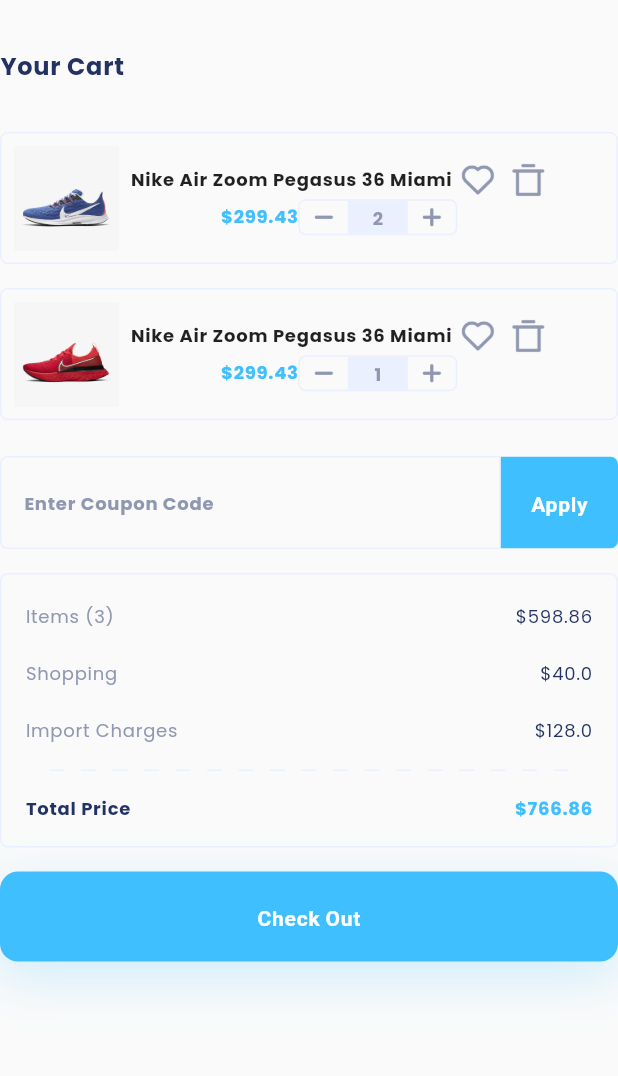
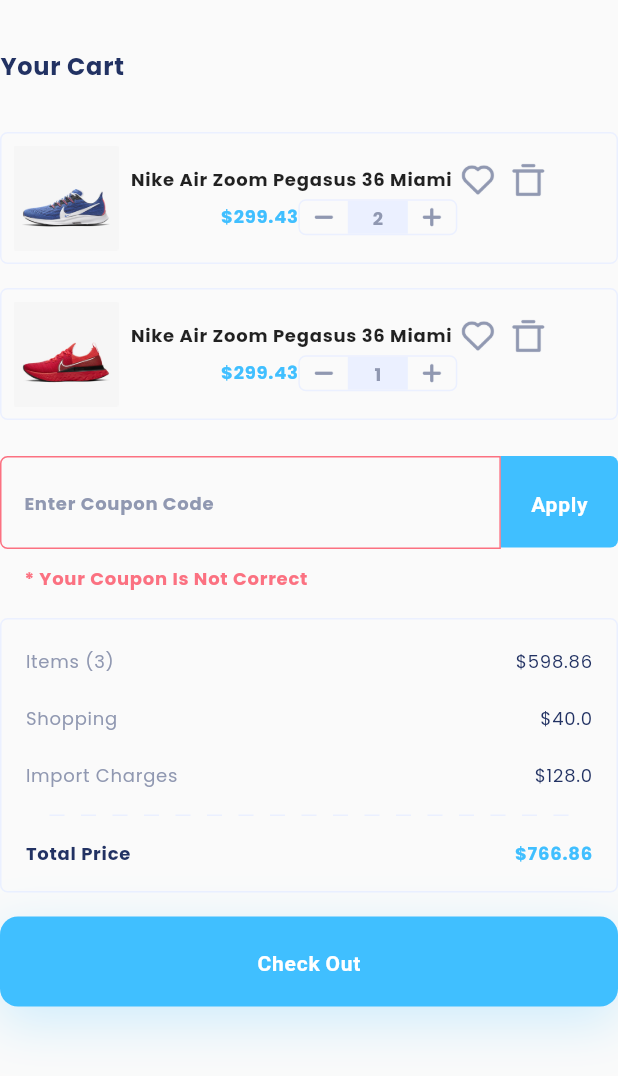
Before and after one commit to Root-J/flutter-eccomerce-template, a Flutter app: the CartPage widget shown alone on an empty page, opened directly, after a tap on "Apply", on a phone screen of 412 x 824 dp. Shown: the top 1076 px of the screen. Run offline on Flutter 3.47's test engine with Material 2 defaults, Android fonts, the phone set to English and light mode, and no system bars; our stand-ins replace flutter_image_slideshow, google_fonts.

Commit message:
add validation to coupon field

```diff
--- /dev/null
+++ b/lib/core/validation/base_validator.dart
@@ -0,0 +1,19 @@
+import 'package:flutter/material.dart';
+
+abstract class BaseValidator {
+  bool validate(String? value);
+  String getMessage();
+
+  static String? validateValue(
+    BuildContext context,
+    String? value,
+    List<BaseValidator?> validators,
+    bool isValidationActive,
+  ) {
+    if (!isValidationActive) return null;
+    for (int i = 0; i < validators.length; i++) {
+      if (!validators[i]!.validate(value)) return validators[i]!.getMessage();
+    }
+    return null;
+  }
+}
--- /dev/null
+++ b/lib/core/validation/coupon_validator.dart
@@ -0,0 +1,14 @@
+import '../../presentation/resources/strings_manager.dart';
+import 'base_validator.dart';
+
+class CouponValidator extends BaseValidator {
+  @override
+  String getMessage() {
+    return '* ${AppStrings.couponValidationMessage}';
+  }
+
+  @override
+  bool validate(String? value) {
+    return value != null && value.isNotEmpty;
+  }
+}
--- a/lib/presentation/resources/strings_manager.dart
+++ b/lib/presentation/resources/strings_manager.dart
@@ -32,4 +32,10 @@ class AppStrings {
   static const String importCharges = 'Import Charges';
   static const String totalPrice = 'Total Price';
   static const String checkOut = 'Check Out';
+  static const String passwordValidationMessage =
+      'Password must be at least 8 Characters';
+  static const String requiredValidationMessage = 'Required Field';
+  static const String emailValidationMessage = 'Invalid Email';
+  static const String phoneValidationMessage = 'Invalid Phone Number';
+  static const String couponValidationMessage = 'Your Coupon Is Not Correct ';
 }
--- a/lib/presentation/view/fragments/cart_page.dart
+++ b/lib/presentation/view/fragments/cart_page.dart
@@ -1,3 +1,4 @@
+import 'package:ecommerce_flutter/core/validation/coupon_validator.dart';
 import 'package:ecommerce_flutter/presentation/resources/assets_manager.dart';
 import 'package:ecommerce_flutter/presentation/resources/decoration_manager.dart';
 import 'package:ecommerce_flutter/presentation/resources/strings_manager.dart';
@@ -38,6 +39,7 @@ class _CartPageState extends State<CartPage> {
   final double importCharges = 128.0;
 
   final TextEditingController couponController = TextEditingController();
+  bool isCouponValid = true;
 
   int get _getItemsNumber {
     int numberOfItems = 0;
@@ -63,6 +65,12 @@ class _CartPageState extends State<CartPage> {
     return total;
   }
 
+  OutlineInputBorder couponBorder({required Color color}) => OutlineInputBorder(
+      borderRadius: const BorderRadius.only(
+          topLeft: Radius.circular(AppCircularRadius.cr5),
+          bottomLeft: Radius.circular(AppCircularRadius.cr5)),
+      borderSide: BorderSide(color: color));
+
   @override
   Widget build(BuildContext context) {
     Size size = MediaQuery.of(context).size;
@@ -83,8 +91,11 @@ class _CartPageState extends State<CartPage> {
                   numberOfItems: cartList[i]['number of items']),
           ]),
           const SizedBox(height: AppMargin.m16),
+
+          // Coupon Field
           Row(
             mainAxisSize: MainAxisSize.max,
+            crossAxisAlignment: CrossAxisAlignment.start,
             children: [
               Expanded(
                 child: TextField(
@@ -94,29 +105,26 @@ class _CartPageState extends State<CartPage> {
                         .copyWith(color: AppColors.neutralGrey),
                     textAlign: TextAlign.left,
                     decoration: InputDecoration(
-                        contentPadding: const EdgeInsets.symmetric(
-                            vertical: AppPadding.p20,
-                            horizontal: AppPadding.p16),
-                        focusedBorder: const OutlineInputBorder(
-                          borderRadius: BorderRadius.only(
-                              topLeft: Radius.circular(AppCircularRadius.cr5),
-                              bottomLeft:
-                                  Radius.circular(AppCircularRadius.cr5)),
-                          borderSide: BorderSide(color: AppColors.primaryBlue),
-                        ),
-                        enabledBorder: const OutlineInputBorder(
-                            borderRadius: BorderRadius.only(
-                                topLeft: Radius.circular(AppCircularRadius.cr5),
-                                bottomLeft:
-                                    Radius.circular(AppCircularRadius.cr5)),
-                            borderSide:
-                                BorderSide(color: AppColors.neutralLight)),
-                        isDense: true,
-                        hintText:
-                            '${AppStrings.enter} ${AppStrings.couponCode}',
-                        hintStyle: const AppTextStyles()
-                            .formTextFill
-                            .copyWith(color: AppColors.neutralGrey))),
+                      contentPadding: const EdgeInsets.symmetric(
+                          vertical: AppPadding.p20, horizontal: AppPadding.p16),
+                      border: couponBorder(color: AppColors.neutralLight),
+                      focusedBorder: couponBorder(color: AppColors.primaryBlue),
+                      focusedErrorBorder:
+                          couponBorder(color: AppColors.primaryRed),
+                      enabledBorder:
+                          couponBorder(color: AppColors.neutralLight),
+                      errorBorder: couponBorder(color: AppColors.primaryRed),
+                      isDense: true,
+                      hintText: '${AppStrings.enter} ${AppStrings.couponCode}',
+                      hintStyle: const AppTextStyles()
+                          .formTextFill
+                          .copyWith(color: AppColors.neutralGrey),
+                      errorText:
+                          isCouponValid ? null : CouponValidator().getMessage(),
+                      errorStyle: const AppTextStyles()
+                          .bodyTextNormalBold
+                          .copyWith(color: AppColors.primaryRed),
+                    )),
               ),
               ElevatedButton(
                 style: ElevatedButton.styleFrom(
@@ -128,7 +136,10 @@ class _CartPageState extends State<CartPage> {
                             topRight: Radius.circular(AppCircularRadius.cr5),
                             bottomRight:
                                 Radius.circular(AppCircularRadius.cr5)))),
-                onPressed: () {},
+                onPressed: () {
+                  setState(() => isCouponValid =
+                      CouponValidator().validate(couponController.text));
+                },
                 child: Text(
                   AppStrings.apply,
                   style: const AppTextStyles()
@@ -142,6 +153,8 @@ class _CartPageState extends State<CartPage> {
           Container(
               decoration: AppDecoration.lightRoundedBorder,
               padding: const EdgeInsets.all(AppPadding.p16),
+
+              // Receipt
               child: Column(children: [
                 Row(
                     mainAxisAlignment: MainAxisAlignment.spaceBetween,
```
Also changed, not shown: lib/core/validation/email_validator.dart (added, +16 -0 lines), lib/core/validation/password_validator.dart (added, +14 -0 lines), lib/core/validation/phone_validator.dart (added, +15 -0 lines), lib/core/validation/required_validator.dart (added, +15 -0 lines).
